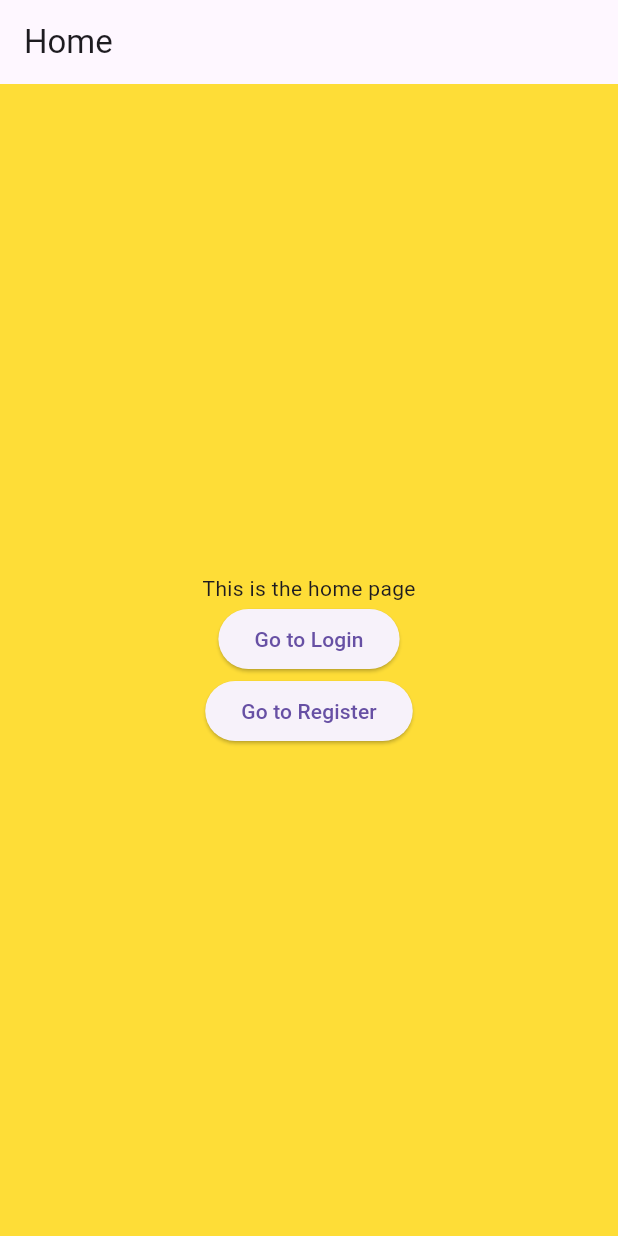
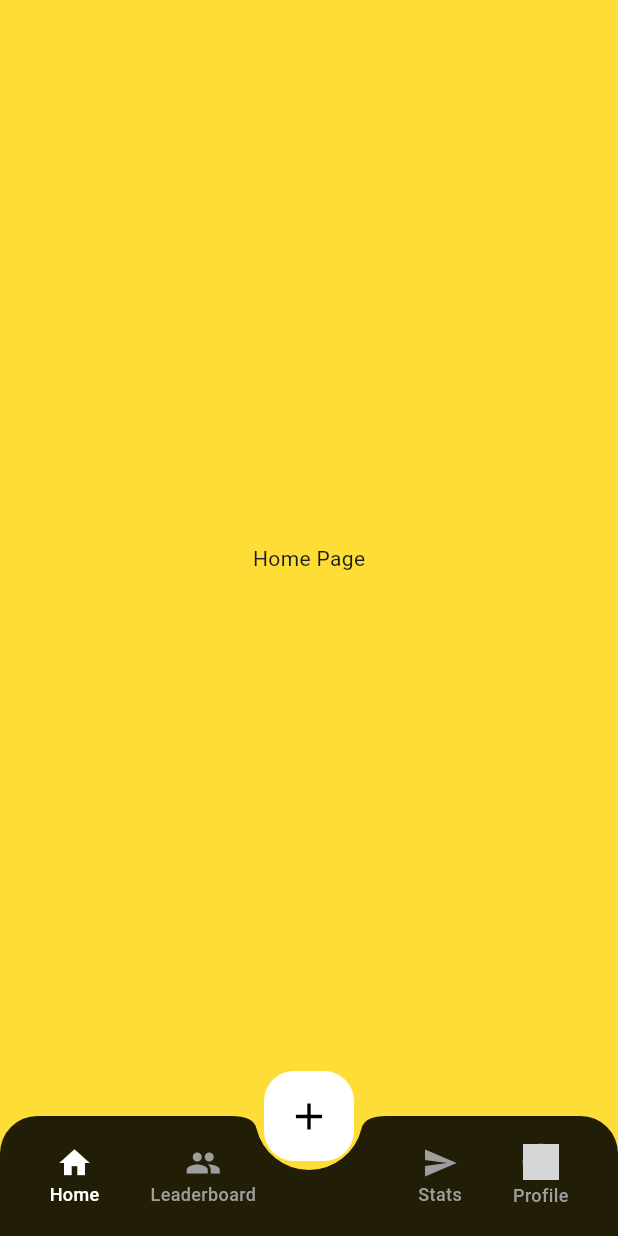
Before and after one commit to MrWumpi7000/GelbApp, a Flutter app: the screen it shows after launch, on a phone screen of 412 x 824 dp. Run offline on Flutter 3.47's test engine with Material 3 defaults, Android fonts, the phone set to English and light mode, and no system bars; our stand-ins replace shared_preferences; grey boxes are pictures that could not be loaded.

Commit message:
Add navigation and UI for new pages: Create Lobby, Leaderboard, Statistics, and Profile

```diff
--- a/frontend/gelbapp/lib/main.dart
+++ b/frontend/gelbapp/lib/main.dart
@@ -1,7 +1,10 @@
 import 'package:flutter/material.dart';
 import 'package:flutter/services.dart';
-
 import 'pages/home_page.dart';
+import 'pages/leaderboard_page.dart';
+import 'pages/statistics_page.dart';
+import 'pages/profile_page.dart';
+import 'pages/create_lobby_page.dart';
 import 'pages/login_page.dart';
 import 'pages/register_page.dart';
 
@@ -12,7 +15,6 @@ void main() {
 }
 
 class MyApp extends StatelessWidget {
-
   @override
   Widget build(BuildContext context) {
     return MaterialApp(
@@ -22,13 +24,49 @@ class MyApp extends StatelessWidget {
         primarySwatch: Colors.yellow,
         visualDensity: VisualDensity.adaptivePlatformDensity,
       ),
-      debugShowCheckedModeBanner: false,
-      initialRoute: '/',
-      routes: {
-        '/': (context) => HomePage(),
-        '/login': (context) => LoginPage(),
-        '/register': (context) => RegisterPage(),
-      },
+      onGenerateRoute: _getRoute,
+    );
+  }
+
+  Route<dynamic>? _getRoute(RouteSettings settings) {
+    switch (settings.name) {
+      // Routes without animation:
+      case '/':
+        return _noAnimationRoute(HomePage(), settings);
+      case '/leaderboard':
+        return _noAnimationRoute(LeaderboardPage(), settings);
+      case '/statistics':
+        return _noAnimationRoute(StatisticsPage(), settings);
+      case '/profile':
+        return _noAnimationRoute(ProfilePage(), settings);
+
+      // Routes with default animation:
+      case '/create_lobby':
+        return MaterialPageRoute(
+          builder: (_) => CreateLobbyPage(),
+          settings: settings,
+        );
+      case '/login':
+        return MaterialPageRoute(
+          builder: (_) => LoginPage(),
+          settings: settings,
+        );
+      case '/register':
+        return MaterialPageRoute(
+          builder: (_) => RegisterPage(),
+          settings: settings,
+        );
+      default:
+        return null;
+    }
+  }
+
+  PageRoute _noAnimationRoute(Widget page, RouteSettings settings) {
+    return PageRouteBuilder(
+      settings: settings,
+      pageBuilder: (_, __, ___) => page,
+      transitionDuration: Duration.zero,
+      reverseTransitionDuration: Duration.zero,
     );
   }
 }
--- /dev/null
+++ b/frontend/gelbapp/lib/pages/create_lobby_page.dart
@@ -0,0 +1,12 @@
+import 'package:flutter/material.dart';
+
+class CreateLobbyPage extends StatelessWidget {
+  @override
+  Widget build(BuildContext context) {
+    return Scaffold(
+      backgroundColor: Colors.yellow,
+      appBar: AppBar(title: Text("Create Lobby")),
+      body: Center(child: Text("No BottomAppBar here")),
+    );
+  }
+}
--- a/frontend/gelbapp/lib/pages/home_page.dart
+++ b/frontend/gelbapp/lib/pages/home_page.dart
@@ -1,26 +1,12 @@
 import 'package:flutter/material.dart';
+import '../widgets/base_scaffold.dart';
 
 class HomePage extends StatelessWidget {
   @override
   Widget build(BuildContext context) {
-    return Scaffold(
-      appBar: AppBar(title: Text('Home')),
-      body: Center(
-        child: Column(
-          mainAxisAlignment: MainAxisAlignment.center,
-          children: [
-            Text('This is the home page'),
-            ElevatedButton(
-              onPressed: () => Navigator.pushNamed(context, '/login'),
-              child: Text('Go to Login'),
-            ),
-            ElevatedButton(
-              onPressed: () => Navigator.pushNamed(context, '/register'),
-              child: Text('Go to Register'),
-            ),
-          ],
-        ),
-      ),
+    return BaseScaffold(
+      currentIndex: 0,
+      child: Center(child: Text("Home Page")),
     );
   }
 }
--- /dev/null
+++ b/frontend/gelbapp/lib/pages/leaderboard_page.dart
@@ -0,0 +1,12 @@
+import 'package:flutter/material.dart';
+import 'package:gelbapp/widgets/base_scaffold.dart';
+
+class LeaderboardPage extends StatelessWidget {
+  @override
+  Widget build(BuildContext context) {
+    return BaseScaffold(
+      currentIndex: 1,
+      child: Center(child: Text("Leaderboard Page")),
+    );
+  }
+}
--- /dev/null
+++ b/frontend/gelbapp/lib/pages/profile_page.dart
@@ -0,0 +1,12 @@
+import 'package:flutter/material.dart';
+import 'package:gelbapp/widgets/base_scaffold.dart';
+
+class ProfilePage extends StatelessWidget {
+  @override
+  Widget build(BuildContext context) {
+    return BaseScaffold(
+      currentIndex: 3,
+      child: Center(child: Text("Profile Page")),
+    );
+  }
+}
--- /dev/null
+++ b/frontend/gelbapp/lib/pages/statistics_page.dart
@@ -0,0 +1,12 @@
+import 'package:flutter/material.dart';
+import 'package:gelbapp/widgets/base_scaffold.dart';
+
+class StatisticsPage extends StatelessWidget {
+  @override
+  Widget build(BuildContext context) {
+    return BaseScaffold(
+      currentIndex: 2,
+      child: Center(child: Text("Statistics Page")),
+    );
+  }
+}
--- /dev/null
+++ b/frontend/gelbapp/lib/widgets/base_scaffold.dart
@@ -0,0 +1,32 @@
+import 'package:flutter/material.dart';
+import 'custom_bottom_app_bar.dart';
+
+class BaseScaffold extends StatelessWidget {
+  final Widget child;
+  final int currentIndex;
+
+  const BaseScaffold({required this.child, required this.currentIndex, super.key});
+
+  @override
+  Widget build(BuildContext context) {
+    return Scaffold(
+      body: child,
+      bottomNavigationBar: CustomBottomAppBar(currentIndex: currentIndex),
+      floatingActionButtonLocation: FloatingActionButtonLocation.centerDocked,
+      floatingActionButton: GestureDetector(
+        onTap: () {
+          Navigator.pushNamed(context, '/create_lobby');
+        },
+        child: Container(
+          height: 60,
+          width: 60,
+          decoration: BoxDecoration(
+            color: Colors.white,
+            borderRadius: BorderRadius.circular(20),
+          ),
+          child: const Icon(Icons.add, size: 30, color: Colors.black),
+        ),
+      ),
+    );
+  }
+}
--- /dev/null
+++ b/frontend/gelbapp/lib/widgets/custom_bottom_app_bar.dart
@@ -0,0 +1,87 @@
+import 'package:flutter/material.dart';
+
+class CustomBottomAppBar extends StatelessWidget {
+  final int currentIndex;
+
+  const CustomBottomAppBar({required this.currentIndex, super.key});
+
+  void _onTap(BuildContext context, int index) {
+    final routes = ['/', '/leaderboard', '/statistics', '/profile'];
+    if (index < routes.length) {
+      Navigator.pushReplacementNamed(context, routes[index]);
+    }
+  }
+
+  @override
+  Widget build(BuildContext context) {
+    return ClipRRect(
+      borderRadius: const BorderRadius.vertical(top: Radius.circular(25)),
+      child: BottomAppBar(
+        color: Colors.black87,
+        shape: const CircularNotchedRectangle(),
+        notchMargin: 6.0,
+        child: SizedBox(
+          height: 70,
+          child: Row(
+            mainAxisAlignment: MainAxisAlignment.spaceAround,
+            children: [
+              _buildNavItem(context, Icons.home, "Home", 0),
+              _buildNavItem(context, Icons.group, "Leaderboard", 1),
+              const SizedBox(width: 40),
+              _buildNavItem(context, Icons.send, "Stats", 2),
+              _buildProfileItem(context, 3),
+            ],
+          ),
+        ),
+      ),
+    );
+  }
+
+  Widget _buildNavItem(BuildContext context, IconData icon, String label, int index) {
+    final isSelected = currentIndex == index;
+    return GestureDetector(
+      onTap: () => _onTap(context, index),
+      child: Column(
+        mainAxisSize: MainAxisSize.min,
+        mainAxisAlignment: MainAxisAlignment.center,
+        children: [
+          Icon(icon, color: isSelected ? Colors.white : Colors.grey),
+          Text(
+            label,
+            style: TextStyle(
+              color: isSelected ? Colors.white : Colors.grey,
+              fontSize: 12,
+              fontWeight: FontWeight.w500,
+            ),
+          ),
+        ],
+      ),
+    );
+  }
+
+  Widget _buildProfileItem(BuildContext context, int index) {
+    final isSelected = currentIndex == index;
+    return GestureDetector(
+      onTap: () => _onTap(context, index),
+      child: Column(
+        mainAxisSize: MainAxisSize.min,
+        mainAxisAlignment: MainAxisAlignment.center,
+        children: [
+          const CircleAvatar(
+            radius: 12,
+            backgroundImage: AssetImage("assets/profile.jpg"),
+          ),
+          const SizedBox(height: 2),
+          Text(
+            "Profile",
+            style: TextStyle(
+              color: isSelected ? Colors.white : Colors.grey,
+              fontSize: 12,
+              fontWeight: FontWeight.w500,
+            ),
+          ),
+        ],
+      ),
+    );
+  }
+}
```
